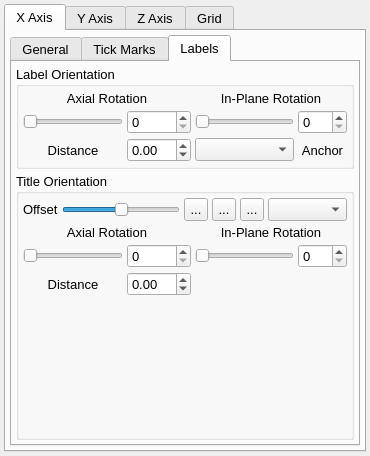
The window that src/gui/axes.ui (trisyoungs/uchroma) describes before a commit, drawn with Qt 5.
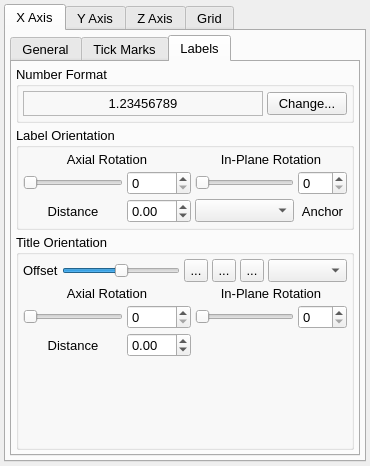
The same window after the commit. The open tabs and pages were chosen to show the change. Icons and pictures are not drawn. Custom widgets are drawn as their Qt base class.

Commit message: Added NumberFormat to control the format of number to string conversions (i.e. for axis labels). Added EditNumberFormatDialog to enable editing of NumberFormat objects. Added controls to AxesWindow to allow control of appearance of tick labels. Renamed all controls / functions in AxesWindow to remove 'Axis' prefix.

```diff
--- a/src/gui/axes.ui
+++ b/src/gui/axes.ui
@@ -7,7 +7,7 @@
     <x>0</x>
     <y>0</y>
     <width>370</width>
-    <height>456</height>
+    <height>466</height>
    </rect>
   </property>
   <property name="sizePolicy">
@@ -847,7 +847,69 @@
             <number>4</number>
            </property>
            <item>
-            <widget class="QGroupBox" name="XAxisLabelOrientationGroup">
+            <widget class="QGroupBox" name="XNumberFormatGroup">
+             <property name="title">
+              <string>Number Format</string>
+             </property>
+             <layout class="QHBoxLayout" name="horizontalLayout_14">
+              <property name="spacing">
+               <number>4</number>
+              </property>
+              <property name="margin">
+               <number>4</number>
+              </property>
+              <item>
+               <widget class="QFrame" name="XNumberFormatTestFrame">
+                <property name="sizePolicy">
+                 <sizepolicy hsizetype="Expanding" vsizetype="Minimum">
+                  <horstretch>0</horstretch>
+                  <verstretch>0</verstretch>
+                 </sizepolicy>
+                </property>
+                <property name="frameShape">
+                 <enum>QFrame::StyledPanel</enum>
+                </property>
+                <property name="frameShadow">
+                 <enum>QFrame::Sunken</enum>
+                </property>
+                <layout class="QHBoxLayout" name="horizontalLayout_15">
+                 <property name="spacing">
+                  <number>4</number>
+                 </property>
+                 <property name="margin">
+                  <number>4</number>
+                 </property>
+                 <item>
+                  <widget class="QLabel" name="XNumberFormatTestLabel">
+                   <property name="sizePolicy">
+                    <sizepolicy hsizetype="Preferred" vsizetype="Minimum">
+                     <horstretch>0</horstretch>
+                     <verstretch>0</verstretch>
+                    </sizepolicy>
+                   </property>
+                   <property name="text">
+                    <string>1.23456789</string>
+                   </property>
+                   <property name="alignment">
+                    <set>Qt::AlignCenter</set>
+                   </property>
+                  </widget>
+                 </item>
+                </layout>
+               </widget>
+              </item>
+              <item>
+               <widget class="QPushButton" name="XNumberFormatChangeButton">
+                <property name="text">
+                 <string>Change...</string>
+                </property>
+               </widget>
+              </item>
+             </layout>
+            </widget>
+           </item>
+           <item>
+            <widget class="QGroupBox" name="XLabelOrientationGroup">
              <property name="title">
               <string>Label Orientation</string>
              </property>
```
Left out of the diff: 504 changed lines with no effect on the pictures. The commit also changes 21 other files.
